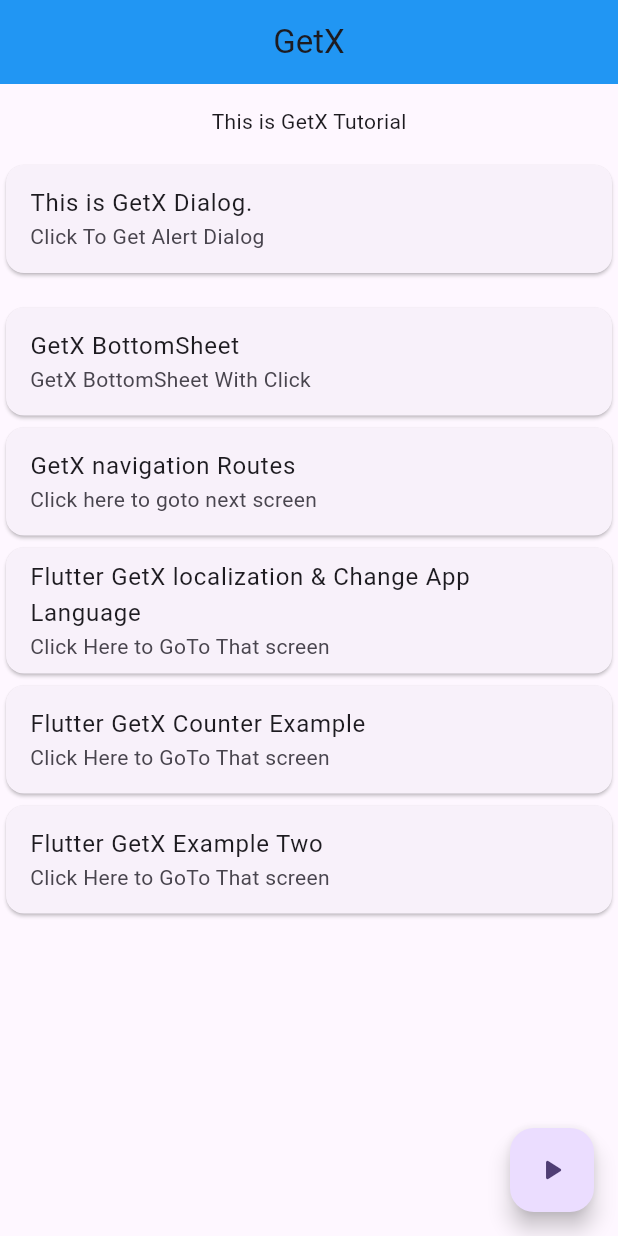
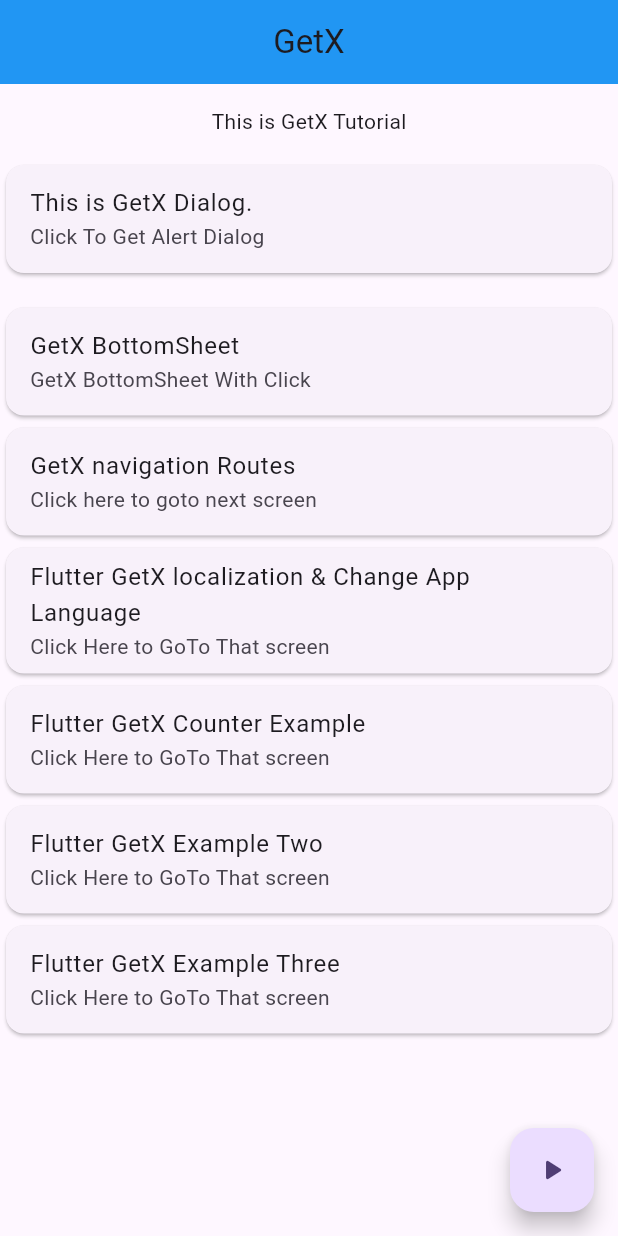
Before and after one commit to rn-byte/State_management, a Flutter app: the screen it shows after launch, on a phone screen of 412 x 824 dp. Run offline on Flutter 3.47's test engine with Material 3 defaults, Android fonts, the phone set to English and light mode, and no system bars; our stand-ins replace get.

Commit message:
Flutter GetX Example Three added

```diff
--- a/getx_st_mgmt/lib/Views/home_view.dart
+++ b/getx_st_mgmt/lib/Views/home_view.dart
@@ -20,6 +20,7 @@ class _HomeViewState extends State<HomeView> {
         backgroundColor: Colors.blue,
       ),
       body: SafeArea(
+        child: SingleChildScrollView(
           child: Column(
             mainAxisAlignment: MainAxisAlignment.start,
             crossAxisAlignment: CrossAxisAlignment.center,
@@ -66,7 +67,8 @@ class _HomeViewState extends State<HomeView> {
                               leading: const Icon(Icons.light_mode),
                               title: const Text('Light Mode'),
                               onTap: () {
-                              themeController.changeThemeMode(ThemeMode.light);
+                                themeController
+                                    .changeThemeMode(ThemeMode.light);
                                 //Get.changeThemeMode(ThemeMode.light);
                               },
                             ),
@@ -136,7 +138,17 @@ class _HomeViewState extends State<HomeView> {
                   subtitle: const Text('Click Here to GoTo That screen'),
                 ),
               ),
+              Card(
+                child: ListTile(
+                  onTap: () {
+                    Get.toNamed('/ExampleThree');
+                  },
+                  title: const Text('Flutter GetX Example Three'),
+                  subtitle: const Text('Click Here to GoTo That screen'),
+                ),
+              ),
             ],
+          ),
         ),
       ),
       floatingActionButton: FloatingActionButton(
--- a/getx_st_mgmt/lib/main.dart
+++ b/getx_st_mgmt/lib/main.dart
@@ -1,6 +1,7 @@
 import 'package:flutter/material.dart';
 import 'package:get/get.dart';
 import 'package:getx_st_mgmt/Views/counter_view.dart';
+import 'package:getx_st_mgmt/Views/example_three.dart';
 import 'package:getx_st_mgmt/Views/example_two.dart';
 import 'package:getx_st_mgmt/Views/language_translation.dart';
 import 'package:getx_st_mgmt/Views/screen_one.dart';
@@ -39,6 +40,7 @@ class MyApp extends StatelessWidget {
         GetPage(name: '/ScreenOne', page: () => const ScreenOne()),
         GetPage(name: '/CounterView', page: () => const CounterView()),
         GetPage(name: '/ExampleTwo', page: () => const ExampleTwo()),
+        GetPage(name: '/ExampleThree', page: () => const ExampleThree()),
         GetPage(name: '/ScreenTwo', page: () => const ScreenTwo()),
         GetPage(
             name: '/LangTranslationScr',
```
Also changed, not shown: getx_st_mgmt/lib/Views/example_three.dart (added, +43 -0 lines), getx_st_mgmt/lib/controller/exmaple_three_controller.dart (added, +8 -0 lines). Lines whose indentation alone changed are shown as unchanged.
